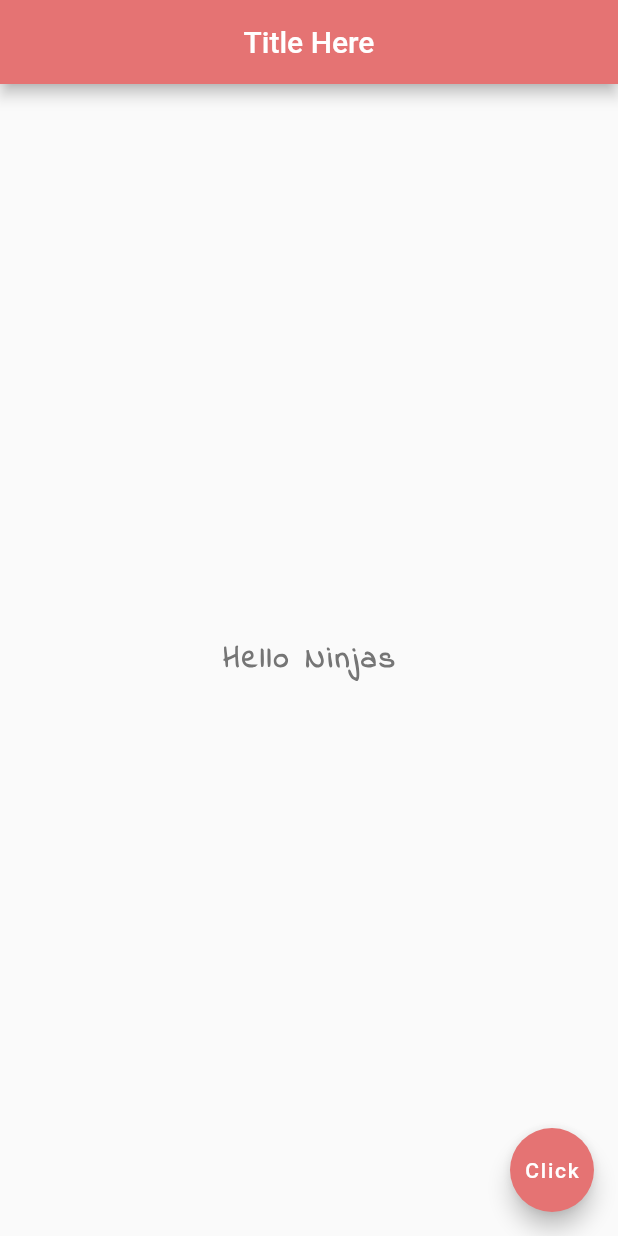
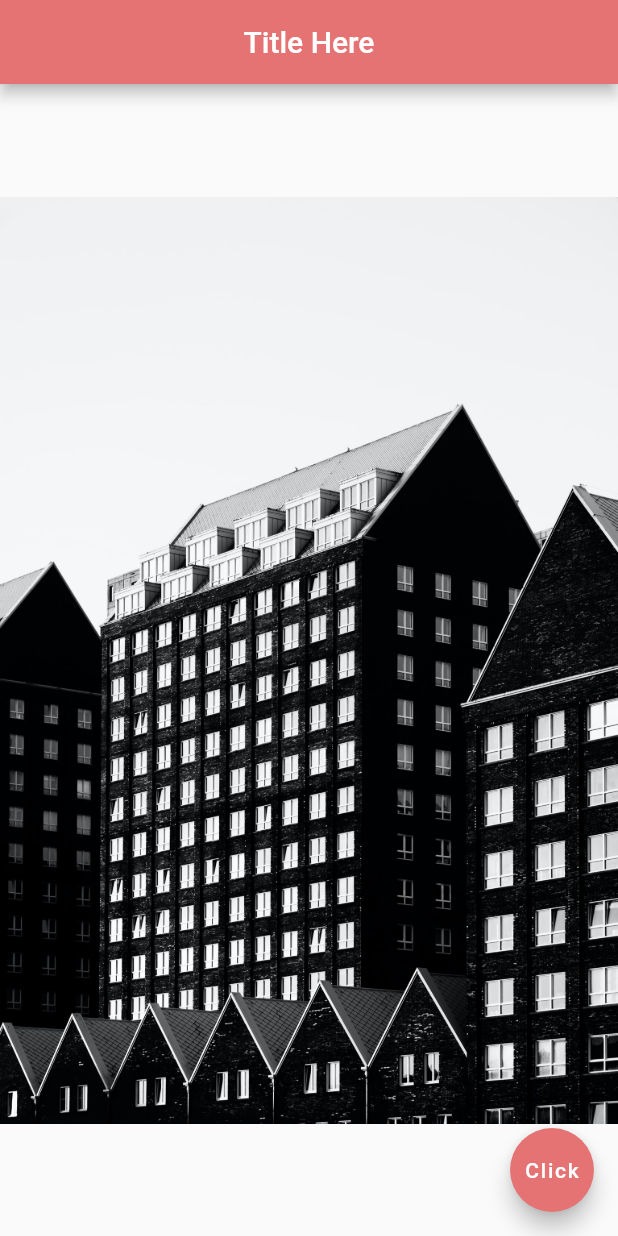
Before and after one commit to whatcodehaveyougit/first-flutter-app, a Flutter app: the screen it shows after launch, on a phone screen of 412 x 824 dp. Run offline on Flutter 3.47's test engine with Material 2 defaults, Android fonts, the phone set to English and light mode, and no system bars.

Commit message:
video #8 done

```diff
--- a/lib/main.dart
+++ b/lib/main.dart
@@ -16,17 +16,15 @@ class Home extends StatelessWidget {
         backgroundColor: Colors.red[300],
       ),
       body: Center(
-        child: Text(
-          "Hello Ninjas",
-          style: TextStyle(
-            fontFamily: 'IndieFlowerCustom',
-            fontSize: 20,
-            fontWeight: FontWeight.bold,
-            letterSpacing: 2.0,
-            color: Colors.grey[600],
-          ),
+        child: Image.asset('assets/test.jpg')
+
+        // Network image - using an image from the web - just put in the absolute path
+
+        //          image: NetworkImage('')
+
+//        image: AssetImage('assets/test1.jpg')
+        ,
         ),
-      ),
       floatingActionButton: FloatingActionButton(
         onPressed: () {},
         child: Text("Click"),
--- a/pubspec.yaml
+++ b/pubspec.yaml
@@ -45,9 +45,8 @@ flutter:
   uses-material-design: true
 
   # To add assets to your application, add an assets section, like this:
-  # assets:
-  #   - images/a_dot_burr.jpeg
-  #   - images/a_dot_ham.jpeg
+  assets:
+    - assets/
 
   # An image asset can refer to one or more resolution-specific "variants", see
   # https://flutter.dev/assets-and-images/#resolution-aware.
```
Also changed, not shown: assets/test.jpg (added), assets/test1.jpg (added).
